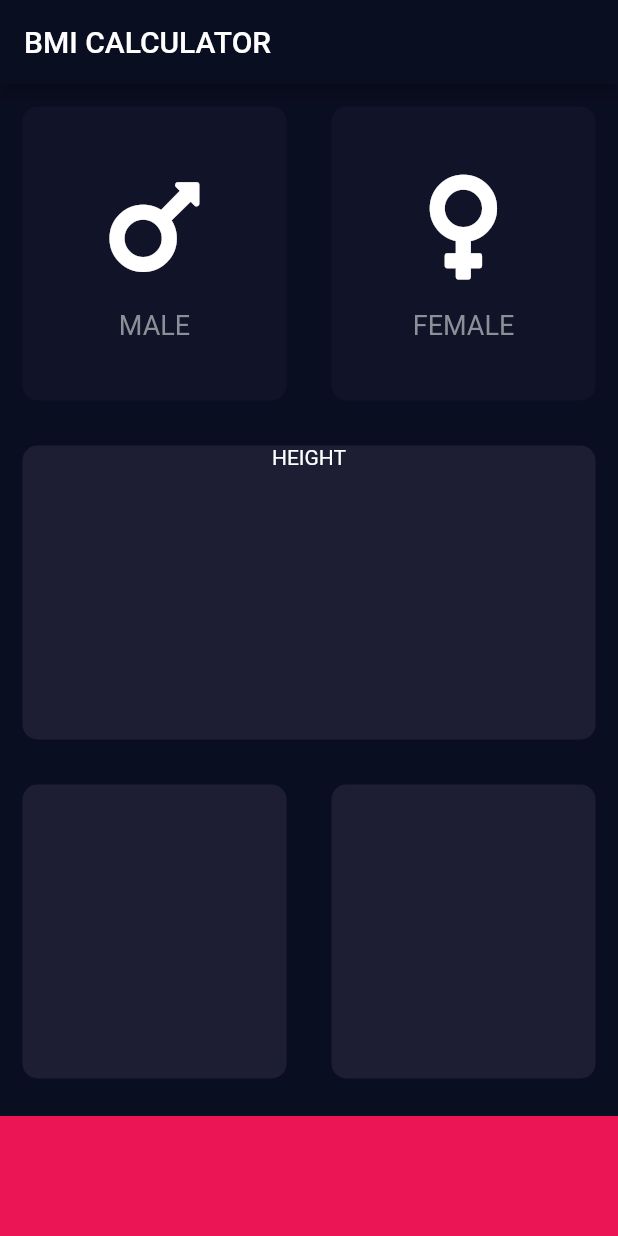
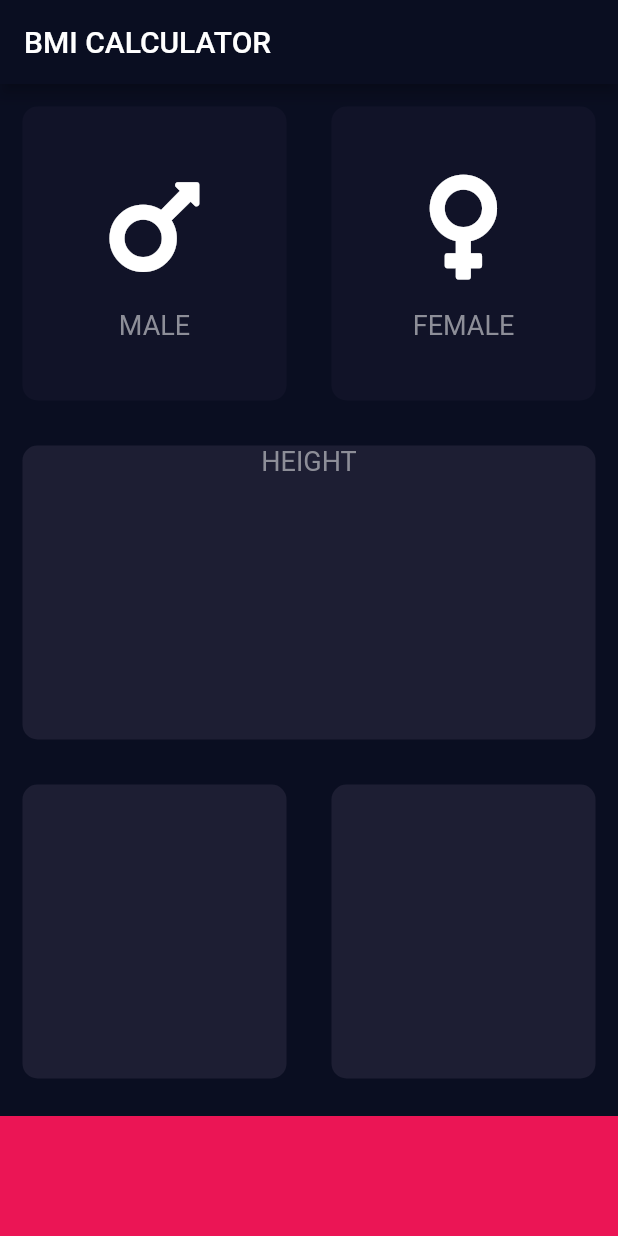
Before and after one commit to killerwilmer/appbrewery_flutter, a Flutter app: the screen it shows after launch, on a phone screen of 412 x 824 dp. Run offline on Flutter 3.47's test engine with Material 2 defaults, Android fonts, the phone set to English and light mode, and no system bars; our stand-ins replace audioplayers, font_awesome_flutter, rflutter_alert.

Commit message:
Rename TextStyle to kLabelTextStyle

```diff
--- a/bmi-calculator-flutter/lib/constants.dart
+++ b/bmi-calculator-flutter/lib/constants.dart
@@ -5,7 +5,7 @@ const kActiveCardColour = Color(0xFF1D1E33);
 const kInactiveCardColour = Color(0xFF111328);
 const kBottomContainerColour = Color(0xFFEB1555);
 
-const kTextStyle = TextStyle(
+const kLabelTextStyle = TextStyle(
   fontSize: 18.0,
   color: Color(0xFF8D8E98),
 );
--- a/bmi-calculator-flutter/lib/icon_content.dart
+++ b/bmi-calculator-flutter/lib/icon_content.dart
@@ -19,7 +19,7 @@ class IconContent extends StatelessWidget {
         SizedBox(
           height: 15.0,
         ),
-        Text(labelCard, style: kTextStyle),
+        Text(labelCard, style: kLabelTextStyle),
       ],
     );
   }
--- a/bmi-calculator-flutter/lib/input_page.dart
+++ b/bmi-calculator-flutter/lib/input_page.dart
@@ -66,7 +66,10 @@ class _InputPageState extends State<InputPage> {
               colour: kActiveCardColour,
               cardChild: Column(
                 children: <Widget>[
-                  Text('HEIGHT'),
+                  Text(
+                    'HEIGHT',
+                    style: kLabelTextStyle,
+                  ),
                 ],
               ),
             ),
```
